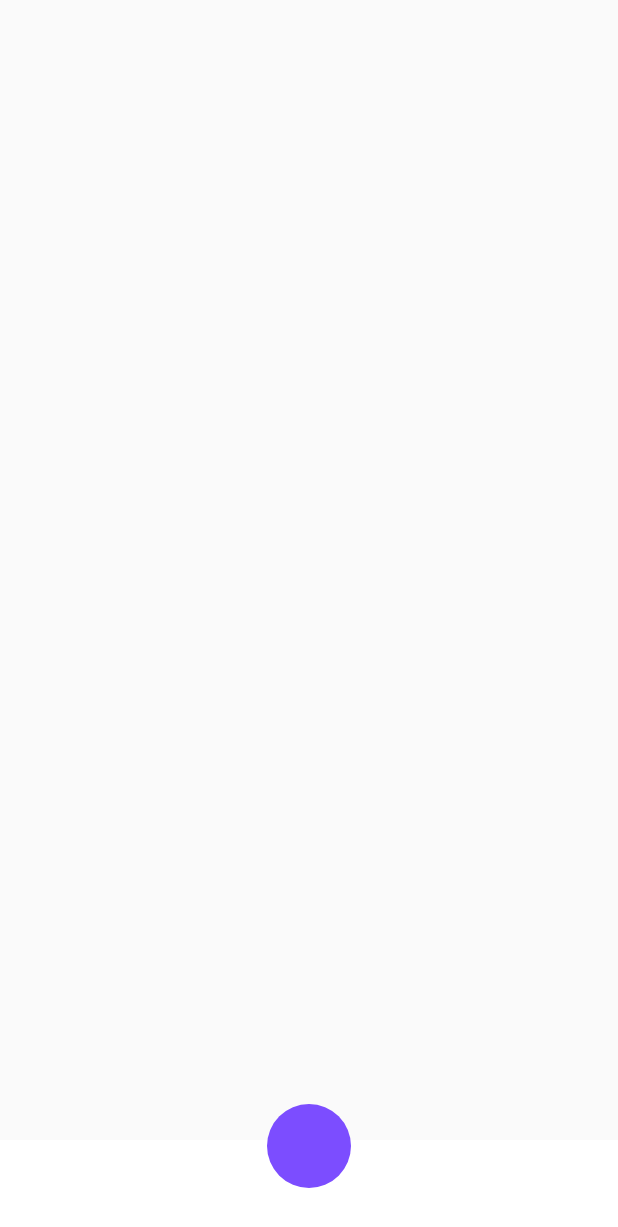
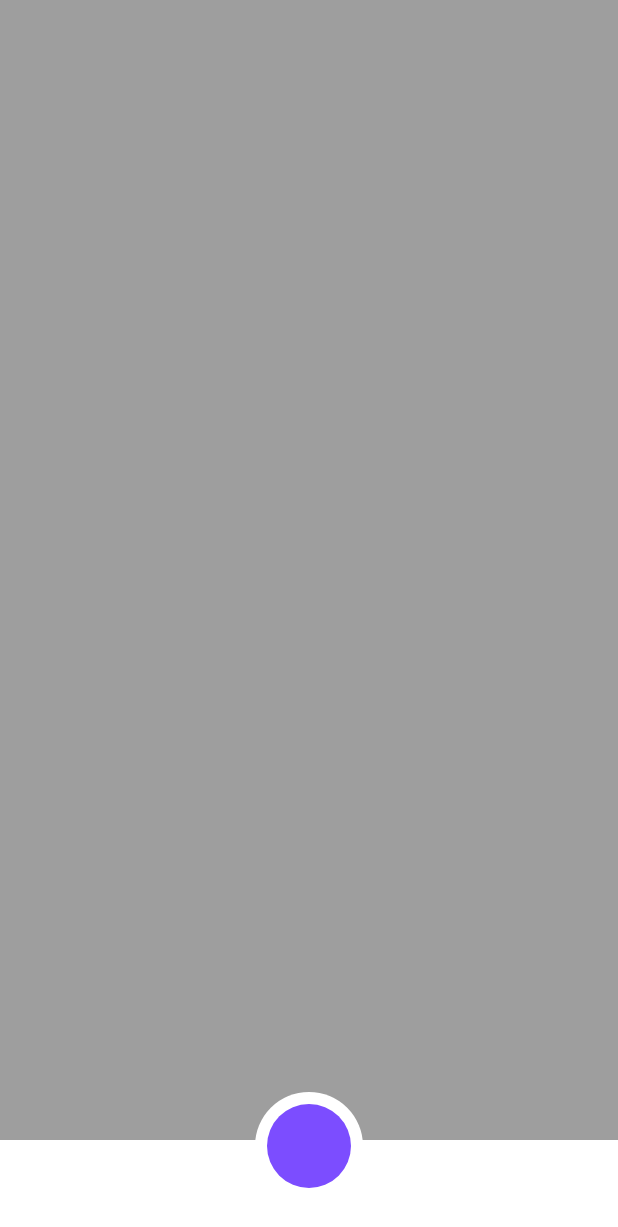
Before and after one commit to JAICHANGPARK/flutter_notebook_18th_story, a Flutter app: the FoodDeliveryHomeScreen screen opened directly, on a phone screen of 412 x 824 dp. Shown: the top 1227 px of the screen. Run offline on Flutter 3.47's test engine with Material 2 defaults, Android fonts, the phone set to English and light mode, and no system bars; our stand-ins replace cached_network_image, flutter_riverpod, go_router; statements that could not run were skipped.

Commit message:
Update food_delivery_home_screen.dart

```diff
--- a/lib/ep1054_food_delivery_app/src/ui/food_delivery_home_screen.dart
+++ b/lib/ep1054_food_delivery_app/src/ui/food_delivery_home_screen.dart
@@ -11,6 +11,7 @@ class _FoodDeliveryHomeScreenState extends State<FoodDeliveryHomeScreen> {
   @override
   Widget build(BuildContext context) {
     return Scaffold(
+      backgroundColor: Colors.grey,
       body: SafeArea(
         child: Stack(
           children: [
@@ -36,6 +37,10 @@ class _FoodDeliveryHomeScreenState extends State<FoodDeliveryHomeScreen> {
                   height: 72,
                   width: 72,
                   padding: EdgeInsets.all(8),
+                  decoration: BoxDecoration(
+                    color: Colors.white,
+                    shape: BoxShape.circle,
+                  ),
                   child: CircleAvatar(
                     backgroundColor: Colors.deepPurpleAccent,
                   ),
```
